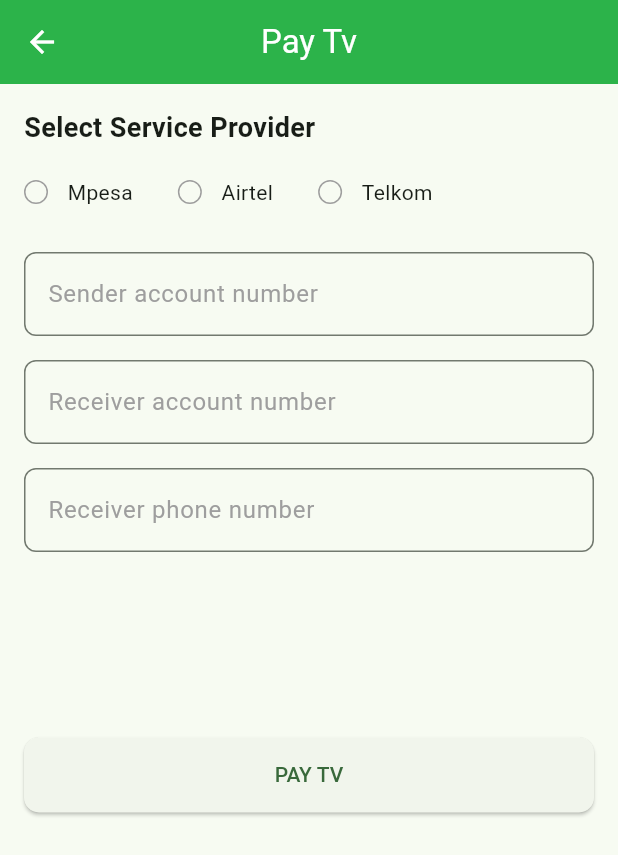
After one commit to Vesen-computing/duka, a Flutter app: the PaymentScreen screen opened by its route, on a phone screen of 412 x 824 dp. The commit adds this screen. Shown: the top 855 px of the screen. Run offline on Flutter 3.47's test engine with Material 2 defaults, Android fonts, the light colour scheme and no system bars.

Commit message:
create: created the payment screen

```diff
--- a/lib/constants/routes.dart
+++ b/lib/constants/routes.dart
@@ -1,10 +1,12 @@
 import 'package:flutter/material.dart';
+import 'package:savey/presentations/screens/payment_screen.dart';
 
 import '../presentations/screens/dashboard.dart';
 import '../presentations/screens/auth/login_screen.dart';
 
 const String login = 'login';
 const String dashboard = 'dashboard';
+const String payment = 'payment';
 
 Route<dynamic> controller(RouteSettings settings) {
   switch (settings.name) {
@@ -12,6 +14,12 @@
       return MaterialPageRoute(builder: (context) => LoginScreen());
     case dashboard:
       return MaterialPageRoute(builder: (context) => const Dashboard());
+    case payment:
+      return MaterialPageRoute(
+          builder: (context) => const PaymentScreen(
+                page: 'tv',
+                title: 'Pay Tv',
+              ));
     default:
       throw ('Unimplemented route');
   }
--- a/lib/main.dart
+++ b/lib/main.dart
@@ -18,17 +18,22 @@
       onGenerateRoute: route.controller,
       initialRoute: route.login,
       theme: ThemeData(
-        colorScheme: ColorScheme.fromSwatch(
-          primarySwatch: primaryMaterialColor,
+        colorScheme: ColorScheme.fromSeed(
+          seedColor: primaryMaterialColor,
         ),
         textTheme: const TextTheme(
           bodyLarge: TextStyle(
             color: Colors.black,
-          ), // Customize the default text color here
-          // You can customize other text styles like headline1, subtitle1, etc.
+          ),
         ),
         iconTheme: const IconThemeData(
-            color: primaryColor), // Customize the default icon color here
+          color: primaryColor,
+        ),
+        appBarTheme: const AppBarTheme(
+          backgroundColor: primaryColor,
+          foregroundColor: whiteColor,
+          centerTitle: true,
+        ),
         useMaterial3: true,
       ),
     );
--- a/lib/presentations/screens/auth/login_screen.dart
+++ b/lib/presentations/screens/auth/login_screen.dart
@@ -103,7 +103,7 @@
                           style: TextStyle(
                             fontFamily: 'Ubuntu',
                             fontSize: 20,
-                            color: whiteColor as Color,
+                            color: whiteColor,
                           ),
                         ),
                       ),
--- /dev/null
+++ b/lib/presentations/screens/payment_screen.dart
@@ -0,0 +1,70 @@
+import 'package:flutter/material.dart';
+import 'package:savey/presentations/widgets/payment_checkbox_row.dart';
+import 'package:savey/presentations/widgets/payment_text_widget.dart';
+
+class PaymentScreen extends StatelessWidget {
+  const PaymentScreen({Key? key, required this.title, required this.page})
+      : super(key: key);
+
+  factory PaymentScreen.fromRouteArguments(Map<String, dynamic> arguments) {
+    final String title = arguments['title'] ?? 'Payment screen';
+    final String page = arguments['page'] ?? 'Tv';
+
+    return PaymentScreen(title: title, page: page);
+  }
+
+  final String title;
+  final String page;
+
+  @override
+  Widget build(BuildContext context) {
+    final size = MediaQuery.of(context).size;
+    return Scaffold(
+      appBar: AppBar(
+        title: Text(
+          title,
+        ),
+      ),
+      body: SingleChildScrollView(
+        child: Padding(
+          padding: const EdgeInsets.all(16.0),
+          child: Column(
+            crossAxisAlignment: CrossAxisAlignment.start,
+            children: [
+              const Text(
+                'Select Service Provider',
+                style: TextStyle(
+                  fontSize: 18,
+                  fontWeight: FontWeight.bold,
+                ),
+              ),
+              const SizedBox(height: 20),
+              const CheckBoxRow(),
+              const SizedBox(height: 30),
+              const PaymentTextWidget(hintText: 'Sender account number'),
+              const SizedBox(height: 16),
+              const PaymentTextWidget(hintText: 'Receiver account number'),
+              const SizedBox(height: 16),
+              if (page.toLowerCase() == 'airtime') const SizedBox(height: 16),
+              const PaymentTextWidget(hintText: 'Receiver phone number'),
+              SizedBox(height: size.height * .15),
+              ElevatedButton(
+                onPressed: () {},
+                style: ButtonStyle(
+                  fixedSize: MaterialStateProperty.all(Size(size.width, 50)),
+                  padding: MaterialStateProperty.all(const EdgeInsets.all(10)),
+                  shape: MaterialStateProperty.all(
+                    RoundedRectangleBorder(
+                      borderRadius: BorderRadius.circular(10),
+                    ),
+                  ),
+                ),
+                child: Text('PAY ${page.toUpperCase()}'),
+              ),
+            ],
+          ),
+        ),
+      ),
+    );
+  }
+}
--- /dev/null
+++ b/lib/presentations/widgets/payment_checkbox_row.dart
@@ -0,0 +1,94 @@
+import 'package:flutter/material.dart';
+
+import '../../constants/theme.dart';
+
+class CheckBoxRow extends StatefulWidget {
+  const CheckBoxRow({super.key});
+
+  @override
+  State<CheckBoxRow> createState() => _CheckBoxRowState();
+}
+
+class _CheckBoxRowState extends State<CheckBoxRow> {
+  bool mpesaChecked = false;
+
+  bool airtelChecked = false;
+
+  bool telkomChecked = false;
+
+  @override
+  Widget build(BuildContext context) {
+    return Row(
+      children: [
+        _buildCheckBox(
+          label: 'Mpesa',
+          value: mpesaChecked,
+          onChanged: (value) {
+            setState(() {
+              mpesaChecked = value;
+              telkomChecked = false;
+              airtelChecked = false;
+            });
+          },
+        ),
+        _buildCheckBox(
+          label: 'Airtel',
+          value: airtelChecked,
+          onChanged: (value) {
+            setState(() {
+              airtelChecked = value;
+              telkomChecked = false;
+              mpesaChecked = false;
+            });
+          },
+        ),
+        _buildCheckBox(
+          label: 'Telkom',
+          value: telkomChecked,
+          onChanged: (value) {
+            setState(() {
+              telkomChecked = value;
+              mpesaChecked = false;
+              airtelChecked = false;
+            });
+          },
+        ),
+      ],
+    );
+  }
+
+  Widget _buildCheckBox({
+    required String label,
+    required bool value,
+    required Function(bool) onChanged,
+  }) {
+    return Row(
+      children: [
+        GestureDetector(
+          onTap: () {
+            onChanged(!value);
+          },
+          child: Container(
+            width: 16,
+            height: 16,
+            decoration: BoxDecoration(
+              shape: BoxShape.circle,
+              border: Border.all(
+                color: value ? primaryColor : Colors.grey,
+                width: value ? 3 : 1,
+              ),
+            ),
+            child: null,
+          ),
+        ),
+        const SizedBox(
+          width: 13,
+        ),
+        Text(label),
+        const SizedBox(
+          width: 30,
+        ),
+      ],
+    );
+  }
+}
--- /dev/null
+++ b/lib/presentations/widgets/payment_text_widget.dart
@@ -0,0 +1,24 @@
+import 'package:flutter/material.dart';
+
+class PaymentTextWidget extends StatelessWidget {
+  final String hintText;
+  const PaymentTextWidget({super.key, required this.hintText});
+
+  @override
+  Widget build(BuildContext context) {
+    return TextField(
+      decoration: InputDecoration(
+        hintText: hintText,
+        border: OutlineInputBorder(
+          borderRadius: BorderRadius.circular(8),
+        ),
+        contentPadding:
+            const EdgeInsets.symmetric(vertical: 16, horizontal: 12),
+        hintStyle: TextStyle(
+          color: Colors.grey[500],
+          fontSize: 16,
+        ),
+      ),
+    );
+  }
+}
```
